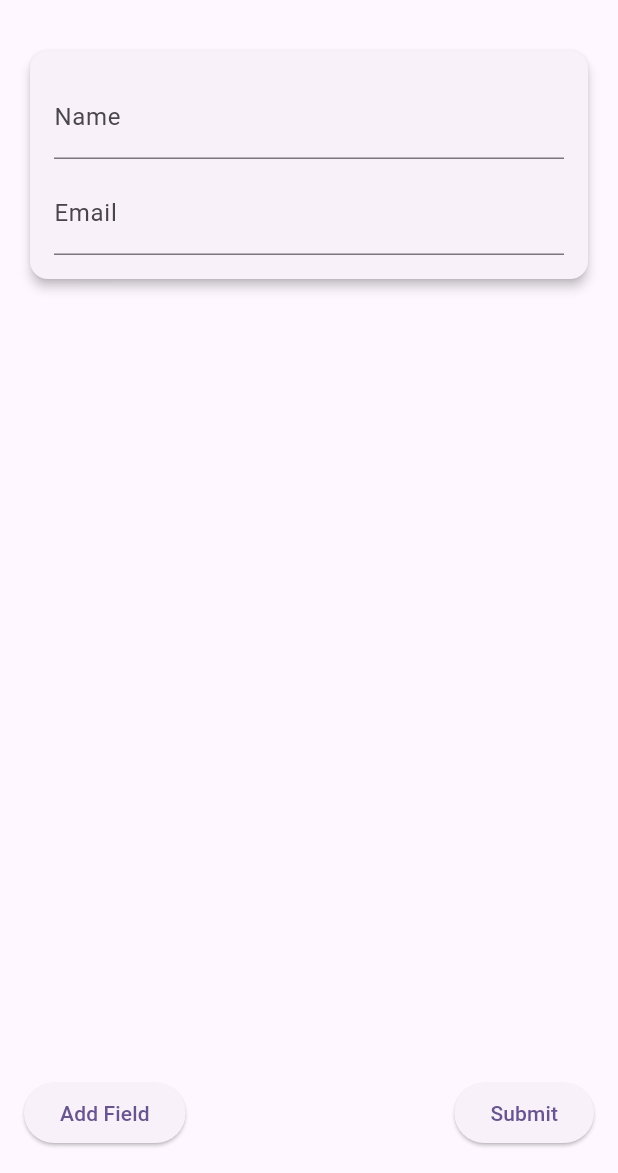
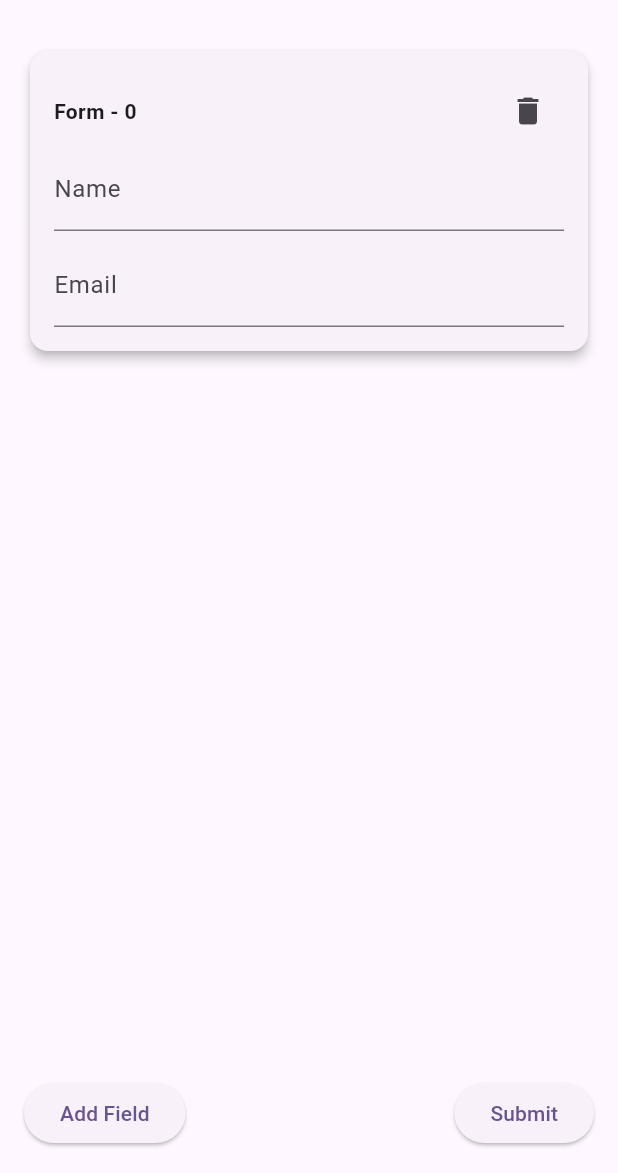
Before and after one commit to Rahman1412/Dynamic-Form-Flutter, a Flutter app: the screen it shows after launch, after a tap on "Add Field", on a phone screen of 412 x 824 dp, the part 63-1236 px from its top. Run offline on Flutter 3.47's test engine with Material 3 defaults, Android fonts, the phone set to English and light mode, and no system bars.

Commit message:
Add form validation like reactive form

```diff
--- a/lib/home.dart
+++ b/lib/home.dart
@@ -25,6 +25,14 @@ class _DynamicFormScreenState extends State<DynamicFormScreen> {
         'name': TextEditingController(),
         'email': TextEditingController(),
       });
+    });
+  }
+
+  void _delete(int index){
+    setState(() {
+      _formFields[index]["name"]?.dispose();
+      _formFields[index]["email"]?.dispose();
+      _formFields.removeAt(index);
     });
   }
 
@@ -63,6 +71,7 @@ class _DynamicFormScreenState extends State<DynamicFormScreen> {
         padding: const EdgeInsets.all(16.0),
         child: Form(
           key: _formKey,
+          autovalidateMode: AutovalidateMode.onUserInteraction,
           child: Column(
             children: [
               Expanded(
@@ -77,17 +86,26 @@ class _DynamicFormScreenState extends State<DynamicFormScreen> {
                           padding: const EdgeInsets.all(16.0),
                           child: Column(
                             children: [
+                              Row(
+                                mainAxisAlignment: MainAxisAlignment.spaceBetween,
+                                children: [
+                                  Text("Form - ${index}",style: TextStyle(fontWeight: FontWeight.bold),),
+                                  IconButton(onPressed: () => _delete(index), icon: Icon(Icons.delete))
+                                ],
+                              ),
                               TextFormField(
                                 controller: _formFields[index]['name'],
                                 decoration: InputDecoration(labelText: 'Name'),
-                                validator: validateName, // Custom validation
+                                validator: validateName,
+                                autovalidateMode: AutovalidateMode.onUnfocus,
                               ),
                               SizedBox(height: 8),
                               TextFormField(
                                 controller: _formFields[index]['email'],
                                 decoration: InputDecoration(labelText: 'Email'),
-                                validator: validateEmail, // Custom validation
-                              ),
+                                validator: validateEmail,
+                                autovalidateMode: AutovalidateMode.onUnfocus
+                              )
                             ],
                           ),
                         ),
--- a/lib/main.dart
+++ b/lib/main.dart
@@ -13,22 +13,8 @@ class MyApp extends StatelessWidget {
   Widget build(BuildContext context) {
     return MaterialApp(
       title: 'Flutter Demo',
+      debugShowCheckedModeBanner: false,
       theme: ThemeData(
-        // This is the theme of your application.
-        //
-        // TRY THIS: Try running your application with "flutter run". You'll see
-        // the application has a purple toolbar. Then, without quitting the app,
-        // try changing the seedColor in the colorScheme below to Colors.green
-        // and then invoke "hot reload" (save your changes or press the "hot
-        // reload" button in a Flutter-supported IDE, or press "r" if you used
-        // the command line to start the app).
-        //
-        // Notice that the counter didn't reset back to zero; the application
-        // state is not lost during the reload. To reset the state, use hot
-        // restart instead.
-        //
-        // This works for code too, not just values: Most code changes can be
-        // tested with just a hot reload.
         colorScheme: ColorScheme.fromSeed(seedColor: Colors.deepPurple),
         useMaterial3: true,
       ),
```
